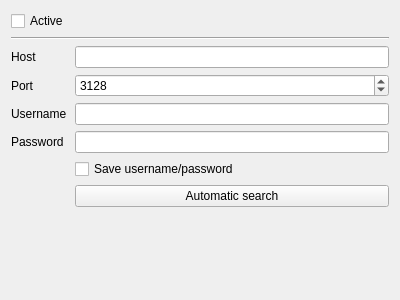
Old version of the form src/Gui/Preferences/Proxy/GUI_ProxyPreferences.ui in the repository Inferno214221/sayonara-player.
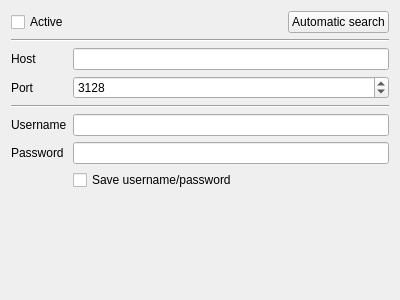
New version of the form.

```diff
--- a/src/Gui/Preferences/Proxy/GUI_ProxyPreferences.ui
+++ b/src/Gui/Preferences/Proxy/GUI_ProxyPreferences.ui
@@ -14,51 +14,14 @@
    <string/>
   </property>
   <layout class="QGridLayout" name="gridLayout">
-   <item row="2" column="1">
-    <widget class="QLineEdit" name="le_host"/>
-   </item>
-   <item row="3" column="0">
-    <widget class="QLabel" name="lab_port">
+   <item row="2" column="0">
+    <widget class="QLabel" name="lab_host">
      <property name="text">
-      <string>Port</string>
+      <string>Host</string>
      </property>
     </widget>
    </item>
-   <item row="6" column="1">
-    <widget class="QCheckBox" name="cb_save_pw">
-     <property name="text">
-      <string>Save username/password</string>
-     </property>
-    </widget>
-   </item>
-   <item row="3" column="1">
-    <widget class="QSpinBox" name="sb_port">
-     <property name="maximum">
-      <number>65536</number>
-     </property>
-     <property name="value">
-      <number>3128</number>
-     </property>
-    </widget>
-   </item>
-   <item row="4" column="1">
-    <widget class="QLineEdit" name="le_username"/>
-   </item>
-   <item row="1" column="0" colspan="2">
-    <widget class="Line" name="line">
-     <property name="orientation">
-      <enum>Qt::Horizontal</enum>
-     </property>
-    </widget>
-   </item>
-   <item row="0" column="0">
-    <widget class="QCheckBox" name="cb_active">
-     <property name="text">
-      <string>Active</string>
-     </property>
-    </widget>
-   </item>
-   <item row="8" column="1">
+   <item row="9" column="1">
     <spacer name="verticalSpacer">
      <property name="orientation">
       <enum>Qt::Vertical</enum>
@@ -71,41 +34,102 @@
      </property>
     </spacer>
    </item>
-   <item row="2" column="0">
-    <widget class="QLabel" name="lab_host">
-     <property name="text">
-      <string>Host</string>
-     </property>
-    </widget>
+   <item row="2" column="1">
+    <widget class="QLineEdit" name="le_host"/>
    </item>
    <item row="5" column="0">
-    <widget class="QLabel" name="lab_password">
+    <widget class="QLabel" name="lab_username">
      <property name="text">
-      <string>Password</string>
+      <string>Username</string>
+     </property>
+    </widget>
+   </item>
+   <item row="1" column="0" colspan="2">
+    <widget class="Line" name="line">
+     <property name="orientation">
+      <enum>Qt::Horizontal</enum>
+     </property>
+    </widget>
+   </item>
+   <item row="3" column="1">
+    <widget class="QSpinBox" name="sb_port">
+     <property name="maximum">
+      <number>65536</number>
+     </property>
+     <property name="value">
+      <number>3128</number>
      </property>
     </widget>
    </item>
    <item row="5" column="1">
+    <widget class="QLineEdit" name="le_username"/>
+   </item>
+   <item row="7" column="1">
+    <widget class="QCheckBox" name="cb_save_pw">
+     <property name="text">
+      <string>Save username/password</string>
+     </property>
+    </widget>
+   </item>
+   <item row="6" column="1">
     <widget class="QLineEdit" name="le_password">
      <property name="echoMode">
       <enum>QLineEdit::Password</enum>
      </property>
     </widget>
    </item>
-   <item row="4" column="0">
-    <widget class="QLabel" name="lab_username">
+   <item row="3" column="0">
+    <widget class="QLabel" name="lab_port">
      <property name="text">
-      <string>Username</string>
+      <string>Port</string>
      </property>
     </widget>
    </item>
-   <item row="7" column="1">
-    <widget class="QPushButton" name="btn_autosearch">
+   <item row="6" column="0">
+    <widget class="QLabel" name="lab_password">
      <property name="text">
-      <string>Automatic search</string>
+      <string>Password</string>
      </property>
     </widget>
    </item>
+   <item row="4" column="0" colspan="2">
+    <widget class="Line" name="line_2">
+     <property name="orientation">
+      <enum>Qt::Horizontal</enum>
+     </property>
+    </widget>
+   </item>
+   <item row="0" column="0" colspan="2">
+    <layout class="QHBoxLayout" name="horizontalLayout">
+     <item>
+      <widget class="QCheckBox" name="cb_active">
+       <property name="text">
+        <string>Active</string>
+       </property>
+      </widget>
+     </item>
+     <item>
+      <spacer name="horizontalSpacer">
+       <property name="orientation">
+        <enum>Qt::Horizontal</enum>
+       </property>
+       <property name="sizeHint" stdset="0">
+        <size>
+         <width>40</width>
+         <height>20</height>
+        </size>
+       </property>
+      </spacer>
+     </item>
+     <item>
+      <widget class="QPushButton" name="btn_autosearch">
+       <property name="text">
+        <string>Automatic search</string>
+       </property>
+      </widget>
+     </item>
+    </layout>
+   </item>
   </layout>
  </widget>
  <tabstops>
```
Left out of the diff: 2 changed lines with no effect on the pictures.
